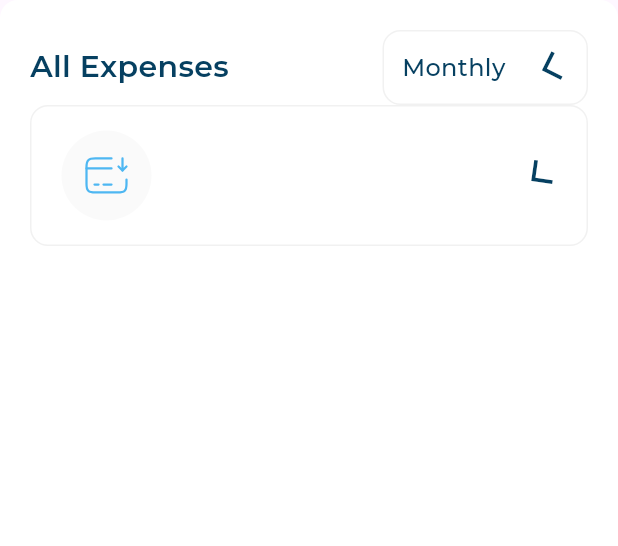
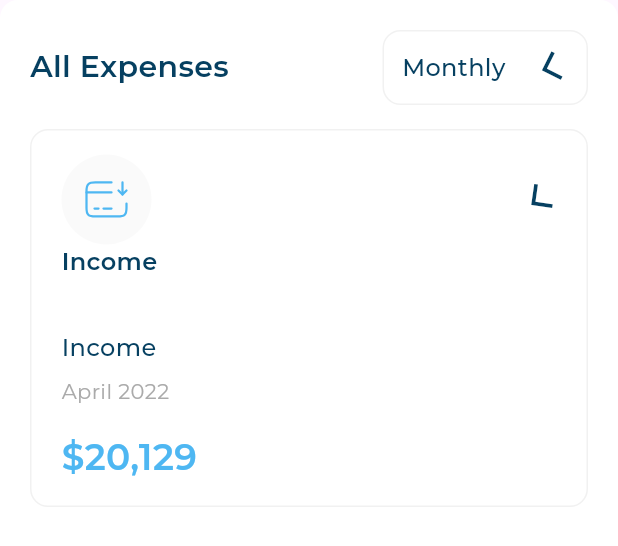
Before and after one commit to Shehab-Emad20/responsive_dash_board, a Flutter app: the AllExpenses widget shown alone on an empty page, opened directly, on a phone screen of 412 x 824 dp. Shown: the top 546 px of the screen. Run offline on Flutter 3.47's test engine with Material 3 defaults, Android fonts, the phone set to English and light mode, and no system bars; our stand-ins replace flutter_svg; project files that could hold a hidden picture were left out.

Commit message:
All expenses item part 3

```diff
--- a/lib/widgets/all_expensess.dart
+++ b/lib/widgets/all_expensess.dart
@@ -19,6 +19,7 @@ class AllExpenses extends StatelessWidget {
         child: const Column(
           children: [
             AllExpensessHeader(),
+            SizedBox(height: 16),
             AllExpenssesItem(
                 itemModel: AllExpensessItemModel(
                     image: Assets.imagesIncome,
--- a/lib/widgets/all_expensses_item.dart
+++ b/lib/widgets/all_expensses_item.dart
@@ -1,5 +1,6 @@
 import 'package:flutter/material.dart';
 import 'package:responsive_dash_board/models/all_expensess_item_model.dart';
+import 'package:responsive_dash_board/utils/app_style.dart';
 import 'package:responsive_dash_board/widgets/all_epensessive_item_header.dart';
 
 class AllExpenssesItem extends StatelessWidget {
@@ -19,7 +20,29 @@ class AllExpenssesItem extends StatelessWidget {
             borderRadius: BorderRadius.circular(12)),
       ),
       child: Column(
-        children: [AllEpensessiveItemHeader(image: itemModel.image)],
+        crossAxisAlignment: CrossAxisAlignment.start,
+        children: [
+          AllEpensessiveItemHeader(image: itemModel.image),
+          Text(
+            itemModel.title,
+            style: AppStyles.styleSemiBold16,
+          ),
+          const SizedBox(height: 34),
+          Text(
+            itemModel.title,
+            style: AppStyles.styleMedium16,
+          ),
+          const SizedBox(height: 8),
+          Text(
+            itemModel.date,
+            style: AppStyles.styleRegular14,
+          ),
+          const SizedBox(height: 16),
+          Text(
+            itemModel.price,
+            style: AppStyles.styleSemiBold24,
+          ),
+        ],
       ),
     );
   }
```
